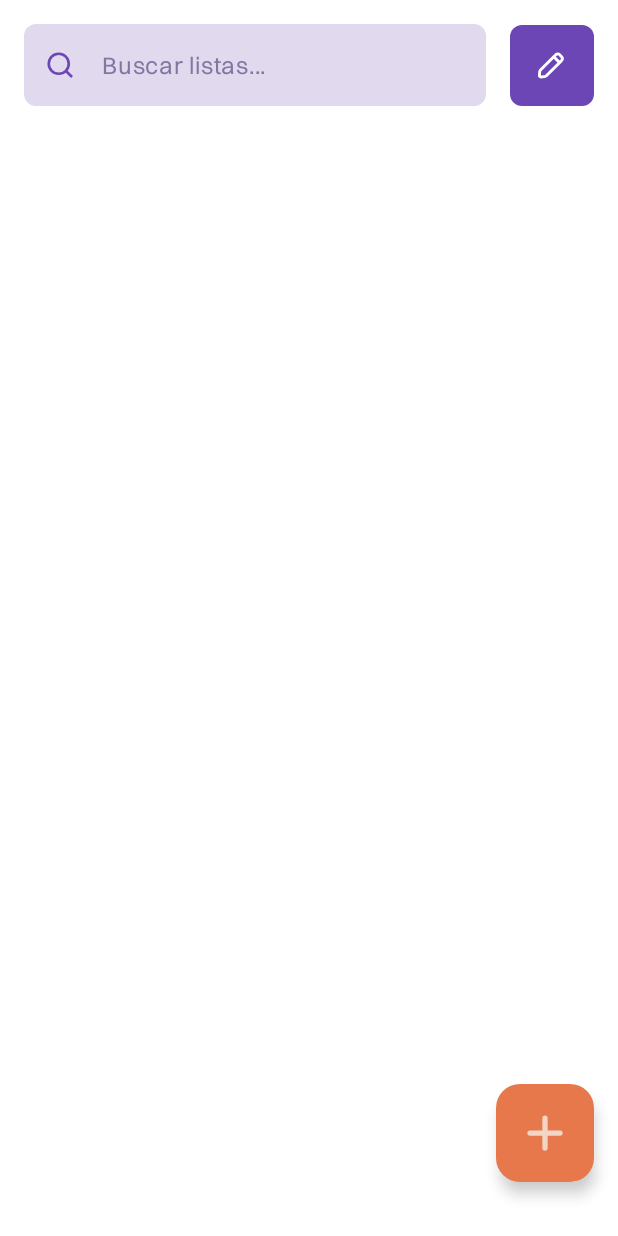
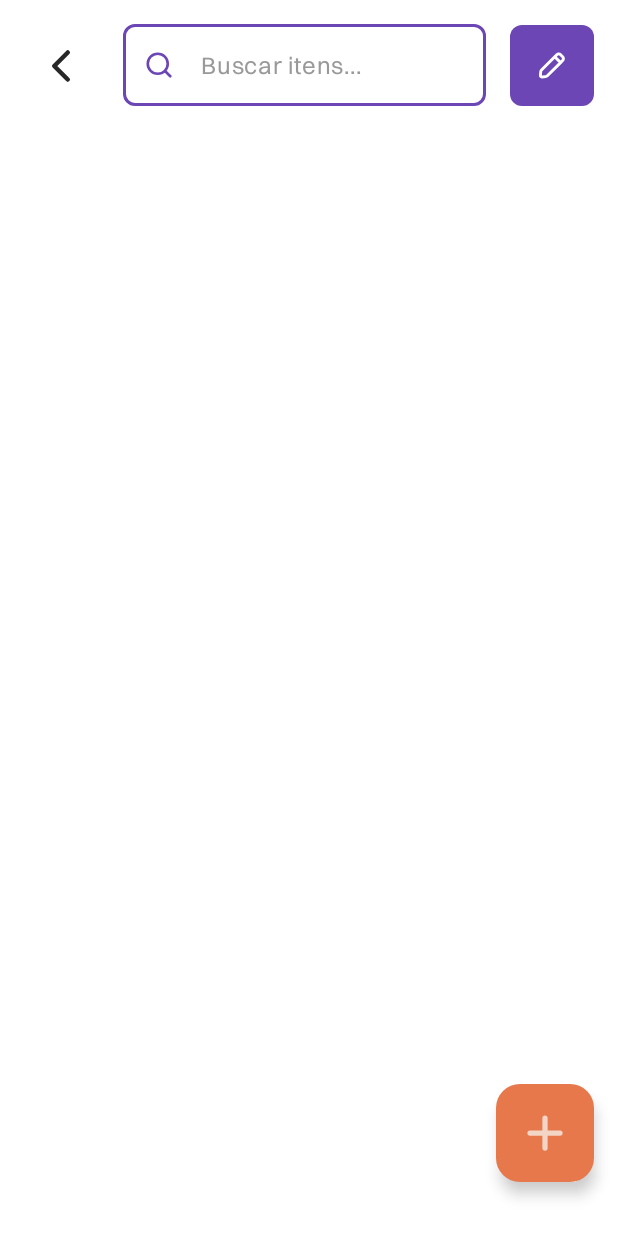
Before and after one commit to jeftomaz/Kotlist, an Android app: the ItemListActivity screen opened directly, with no data from a screen before it, on a phone screen of 412 x 824 dp. Run offline under Robolectric (Android 15) with nearby library versions, the phone set to English and light mode, and no system bars; 2 statements that could not run were skipped.

Commit message:
style: layout improvements
added back button on item list activity; changed search bar style; small colors changes; improved input caret/cursor color; and some little more changes

```diff
--- /dev/null
+++ b/app/src/main/res/color/search_input_wrapper_color_set.xml
@@ -0,0 +1,5 @@
+<?xml version="1.0" encoding="utf-8"?>
+<selector xmlns:android="http://schemas.android.com/apk/res/android">
+    <item android:state_focused="true" android:color="@color/primary" />
+    <item android:color="@color/darkGrey" />
+</selector>
--- /dev/null
+++ b/app/src/main/res/drawable/icon_back.xml
@@ -0,0 +1,13 @@
+<vector xmlns:android="http://schemas.android.com/apk/res/android"
+    android:width="24dp"
+    android:height="24dp"
+    android:viewportWidth="24"
+    android:viewportHeight="24">
+  <path
+      android:pathData="M15,6L9,12L15,18"
+      android:strokeLineJoin="round"
+      android:strokeWidth="2"
+      android:fillColor="#00000000"
+      android:strokeColor="#000000"
+      android:strokeLineCap="round"/>
+</vector>
--- a/app/src/main/res/layout/activity_item_list.xml
+++ b/app/src/main/res/layout/activity_item_list.xml
@@ -8,6 +8,19 @@
     android:id="@+id/item_list_main"
     android:background="@color/white">
 
+    <com.google.android.material.button.MaterialButton
+        android:id="@+id/item_list_back_button"
+        android:layout_width="50dp"
+        android:layout_height="62dp"
+        android:layout_marginStart="@dimen/margin_medium"
+        app:icon="@drawable/icon_back"
+        app:iconSize="36dp"
+        app:layout_constraintTop_toTopOf="@id/item_list_search_input_wrapper"
+        app:layout_constraintEnd_toStartOf="@id/item_list_search_input_wrapper"
+        app:layout_constraintBottom_toBottomOf="@id/item_list_search_input_wrapper"
+        app:layout_constraintStart_toStartOf="parent"
+        style="@style/Widget.App.Button.Icon.Secondary.WithoutBorders" />
+
     <com.google.android.material.textfield.TextInputLayout
         android:id="@+id/item_list_search_input_wrapper"
         android:layout_width="0dp"
@@ -15,18 +28,17 @@
         android:layout_margin="@dimen/margin_medium"
         app:hintEnabled="false"
         app:startIconDrawable="@drawable/icon_search"
-        app:endIconMode="clear_text"
         app:layout_constraintTop_toTopOf="parent"
-        app:layout_constraintStart_toStartOf="parent"
+        app:layout_constraintStart_toEndOf="@id/item_list_back_button"
         app:layout_constraintEnd_toStartOf="@id/item_list_edit_list_button"
-        style="@style/Widget.App.InputWrapper.Filled">
+        style="@style/Widget.App.SearchInputWrapper.Outlined">
 
         <com.google.android.material.textfield.TextInputEditText
             android:id="@+id/item_list_search_input"
             android:layout_width="match_parent"
             android:layout_height="wrap_content"
-            android:hint="Buscar listas..."
-            android:textColorHint="@color/hintTextInputFilled"
+            android:hint="Buscar itens..."
+            android:textColorHint="@color/grey"
             android:inputType="text"
             android:maxLines="1"
             android:imeOptions="actionSearch"
--- a/app/src/main/res/layout/activity_lists.xml
+++ b/app/src/main/res/layout/activity_lists.xml
@@ -15,18 +15,16 @@
         android:layout_margin="@dimen/margin_medium"
         app:hintEnabled="false"
         app:startIconDrawable="@drawable/icon_search"
-        app:endIconMode="clear_text"
         app:layout_constraintTop_toTopOf="parent"
         app:layout_constraintStart_toStartOf="parent"
         app:layout_constraintEnd_toStartOf="@id/lists_logout_button"
-        style="@style/Widget.App.InputWrapper.Filled">
+        style="@style/Widget.App.SearchInputWrapper.Outlined">
 
         <com.google.android.material.textfield.TextInputEditText
             android:id="@+id/lists_search_input"
             android:layout_width="match_parent"
             android:layout_height="wrap_content"
             android:hint="Buscar listas..."
-            android:textColorHint="@color/hintTextInputFilled"
             android:inputType="text"
             android:maxLines="1"
             android:imeOptions="actionSearch"
@@ -38,7 +36,7 @@
         android:layout_width="56dp"
         android:layout_height="62dp"
         android:layout_marginEnd="@dimen/margin_medium"
-        app:icon="@drawable/log_out_icon"
+        app:icon="@drawable/icon_logout"
         app:iconSize="22dp"
         app:layout_constraintTop_toTopOf="@id/lists_search_input_wrapper"
         app:layout_constraintBottom_toBottomOf="@id/lists_search_input_wrapper"
--- a/app/src/main/res/values/colors.xml
+++ b/app/src/main/res/values/colors.xml
@@ -3,6 +3,7 @@
     <color name="transparent">#00000000</color>
     <color name="hardBlack">#FF000000</color>
     <color name="softBlack">#181818</color>
+    <color name="darkGrey">#282828</color>
     <color name="white">#FFFFFFFF</color>
     <color name="light_grey">#FFCCCCCC</color>
     <color name="grey">#FF999999</color>
@@ -15,14 +16,15 @@
     <color name="deleteButton">#D95050</color>
 
     <color name="inputError">#FF6666</color>
+    <color name="inputCursor">#B1B1B1</color>
 
     <color name="backgroundInputFilled">#E1D9ED</color>
     <color name="hintTextInputFilled">#8377A2</color>
 
     <color name="primaryButtonRipple">#472C7C</color>
-    <color name="secondaryButtonRipple">#BCBCBC</color>
+    <color name="secondaryButtonRipple">#CECECE</color>
     <color name="deleteButtonRipple">#C74343</color>
 
-    <color name="floatingActionButtonRippleSecundary">#C3B2E0</color>
+    <color name="floatingActionButtonRippleSecondary">#C3B2E0</color>
     <color name="floatingActionButtonRipplePrimary">#D75F2F</color>
 </resources>
--- a/app/src/main/res/values/styles.xml
+++ b/app/src/main/res/values/styles.xml
@@ -47,6 +47,7 @@
         <item name="android:textColorHint">@color/input_color_set</item>
         <item name="hintTextColor">@color/input_color_set</item>
         <item name="endIconTint">@color/input_color_set</item>
+        <item name="cursorColor">@color/inputCursor</item>
         <item name="boxStrokeErrorColor">@color/inputError</item>
         <item name="errorTextColor">@color/inputError</item>
         <item name="errorIconTint">@color/inputError</item>
@@ -57,14 +58,21 @@
         <item name="boxCornerRadiusBottomEnd">8dp</item>
     </style>
 
-    <style name="Widget.App.Input" parent="Widget.Material3.TextInputEditText.OutlinedBox">
-        <item name="fontFamily">@font/switzer_regular</item>
-        <item name="android:textColor">@color/softBlack</item>
+    <style name="Widget.App.SearchInputWrapper.Outlined" parent="Widget.Material3.TextInputLayout.OutlinedBox">
+        <item name="boxStrokeColor">@color/search_input_wrapper_color_set</item>
+        <item name="startIconTint">@color/search_input_wrapper_color_set</item>
+        <item name="cursorColor">@color/inputCursor</item>
+        <item name="android:fontFamily">@font/switzer_regular</item>
+        <item name="boxCornerRadiusTopStart">8dp</item>
+        <item name="boxCornerRadiusTopEnd">8dp</item>
+        <item name="boxCornerRadiusBottomStart">8dp</item>
+        <item name="boxCornerRadiusBottomEnd">8dp</item>
     </style>
 
     <style name="Widget.App.InputWrapper.Filled" parent="Widget.Material3.TextInputLayout.FilledBox">
         <item name="boxBackgroundColor">@color/backgroundInputFilled</item>
         <item name="fontFamily">@font/switzer_regular</item>
+        <item name="cursorColor">@color/softBlack</item>
         <item name="android:fontFamily">@font/switzer_regular</item>
         <item name="android:textColor">@color/softBlack</item>
         <item name="startIconTint">@color/primary</item>
@@ -72,6 +80,11 @@
         <item name="boxStrokeWidth">0dp</item>
         <item name="boxStrokeWidthFocused">0dp</item>
         <item name="shapeAppearanceOverlay">@style/ShapeAppearance.App.InputWrapperCorners.Filled</item>
+    </style>
+
+    <style name="Widget.App.Input" parent="Widget.Material3.TextInputEditText.OutlinedBox">
+        <item name="fontFamily">@font/switzer_regular</item>
+        <item name="android:textColor">@color/softBlack</item>
     </style>
 
     <style name="ShapeAppearance.App.InputWrapperCorners.Filled" parent="">
@@ -132,6 +145,44 @@
         <item name="cornerRadius">8dp</item>
         <item name="android:paddingTop">@dimen/margin_medium</item>
         <item name="android:paddingBottom">@dimen/margin_medium</item>
+        <item name="iconGravity">textStart</item>
+        <item name="iconPadding">0dp</item>
+        <item name="android:paddingStart">0dp</item>
+        <item name="android:paddingEnd">0dp</item>
+        <item name="android:paddingLeft">0dp</item>
+        <item name="android:paddingRight">0dp</item>
+    </style>
+
+    <style name="Widget.App.Button.Icon.Secondary" parent="Widget.Material3.Button.Icon">
+        <item name="backgroundTint">@color/white</item>
+        <item name="rippleColor">@color/secondaryButtonRipple</item>
+        <item name="iconTint">@color/primary</item>
+        <item name="cornerRadius">8dp</item>
+        <item name="strokeColor">@color/primary</item>
+        <item name="strokeWidth">1dp</item>
+        <item name="android:paddingTop">@dimen/margin_medium</item>
+        <item name="android:paddingBottom">@dimen/margin_medium</item>
+        <item name="iconGravity">textStart</item>
+        <item name="iconPadding">0dp</item>
+        <item name="android:paddingStart">0dp</item>
+        <item name="android:paddingEnd">0dp</item>
+        <item name="android:paddingLeft">0dp</item>
+        <item name="android:paddingRight">0dp</item>
+    </style>
+
+    <style name="Widget.App.Button.Icon.Secondary.WithoutBorders" parent="Widget.Material3.Button.Icon">
+        <item name="backgroundTint">@color/white</item>
+        <item name="rippleColor">@color/secondaryButtonRipple</item>
+        <item name="iconTint">@color/darkGrey</item>
+        <item name="cornerRadius">8dp</item>
+        <item name="android:paddingTop">@dimen/margin_medium</item>
+        <item name="android:paddingBottom">@dimen/margin_medium</item>
+        <item name="iconGravity">textStart</item>
+        <item name="iconPadding">0dp</item>
+        <item name="android:paddingStart">0dp</item>
+        <item name="android:paddingEnd">0dp</item>
+        <item name="android:paddingLeft">0dp</item>
+        <item name="android:paddingRight">0dp</item>
     </style>
 
     <style name="Widget.App.Button.Delete" parent="Widget.Material3.Button">
@@ -154,7 +205,7 @@
     <style name="Widget.App.FloatingActionButton.Secondary" parent="Widget.Material3.FloatingActionButton.Primary">
         <item name="tint">@color/primary</item>
         <item name="backgroundTint">@color/primaryPastel</item>
-        <item name="rippleColor">@color/floatingActionButtonRippleSecundary</item>
+        <item name="rippleColor">@color/floatingActionButtonRippleSecondary</item>
     </style>
 
     <style name="ShapeAppearance.App.RoundedCorners" parent="">
```
Also changed, not shown: app/src/main/res/drawable/icon_logout.xml (renamed from app/src/main/res/drawable/log_out_icon.xml).
